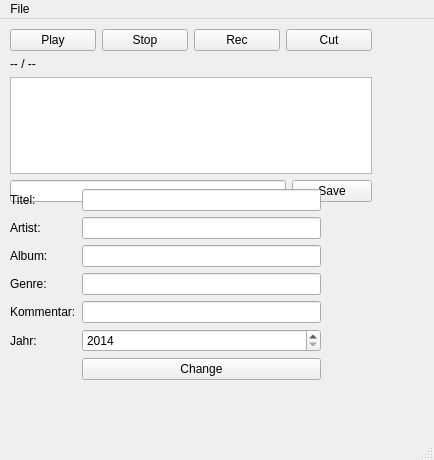
Above: ui/godi_rec.ui from quitejonny/godirec before the change. Below: the same form after it.
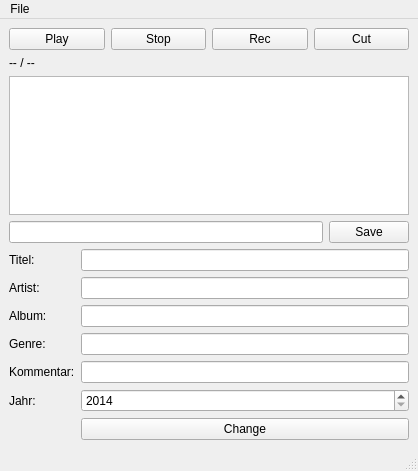
That is the form after the change.

Commit message: optimized ui and added shortcuts

```diff
--- a/ui/godi_rec.ui
+++ b/ui/godi_rec.ui
@@ -6,23 +6,16 @@
    <rect>
     <x>0</x>
     <y>0</y>
-    <width>434</width>
-    <height>460</height>
+    <width>418</width>
+    <height>471</height>
    </rect>
   </property>
   <property name="windowTitle">
    <string>MainWindow</string>
   </property>
   <widget class="QWidget" name="centralwidget">
-   <widget class="QWidget" name="verticalLayoutWidget">
-    <property name="geometry">
-     <rect>
-      <x>10</x>
-      <y>10</y>
-      <width>362</width>
-      <height>173</height>
-     </rect>
-    </property>
+   <layout class="QVBoxLayout" name="verticalLayout_2">
+    <item>
     <layout class="QVBoxLayout" name="verticalLayout">
      <item>
       <layout class="QHBoxLayout" name="horizontalLayout">
@@ -81,16 +74,8 @@
       </layout>
      </item>
     </layout>
-   </widget>
-   <widget class="QWidget" name="formLayoutWidget">
-    <property name="geometry">
-     <rect>
-      <x>10</x>
-      <y>170</y>
-      <width>311</width>
-      <height>231</height>
-     </rect>
-    </property>
+    </item>
+    <item>
     <layout class="QFormLayout" name="formLayout">
      <property name="fieldGrowthPolicy">
       <enum>QFormLayout::AllNonFixedFieldsGrow</enum>
@@ -177,14 +162,15 @@
       </widget>
      </item>
     </layout>
-   </widget>
+    </item>
+   </layout>
   </widget>
   <widget class="QMenuBar" name="menubar">
    <property name="geometry">
     <rect>
      <x>0</x>
      <y>0</y>
-     <width>434</width>
+     <width>418</width>
      <height>25</height>
     </rect>
    </property>
```
Left out of the diff: 21 changed lines with no effect on the pictures. Lines whose indentation alone changed are shown as unchanged. The commit also changes 1 other file.
